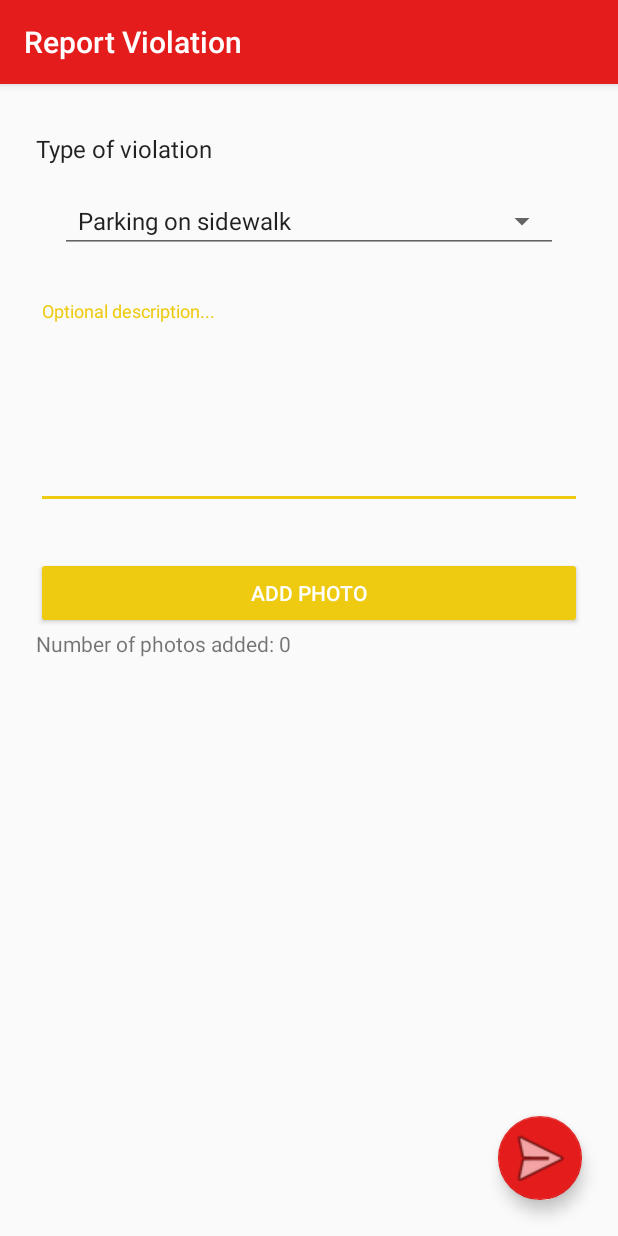
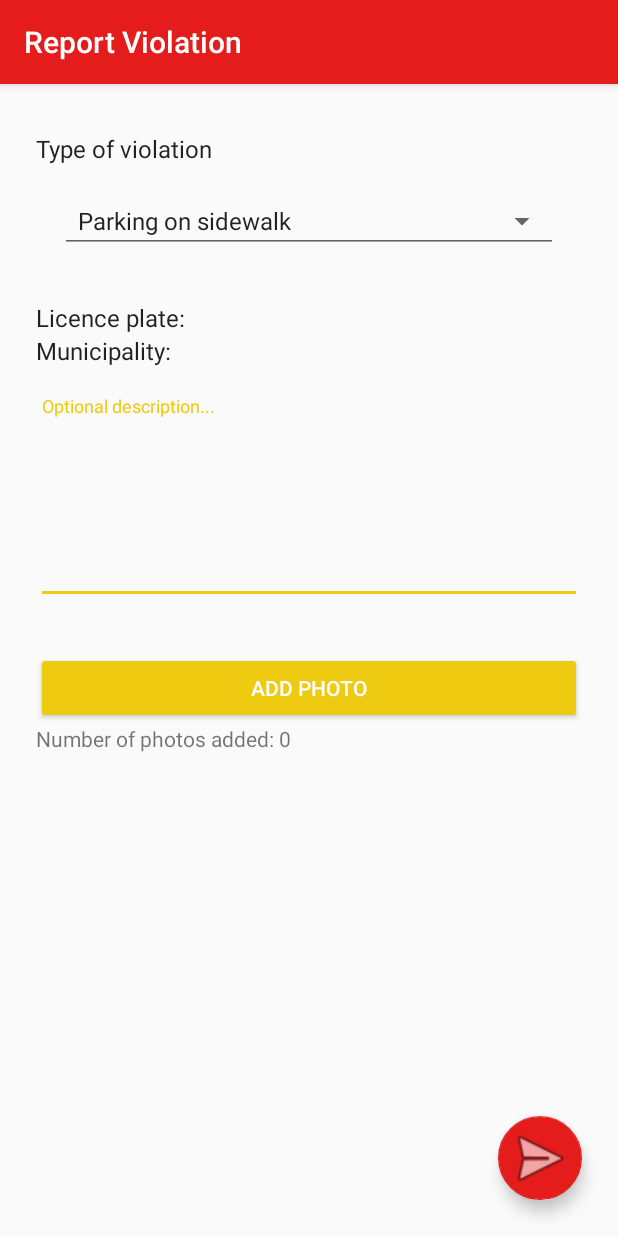
Before and after one commit to Marchingegno/SafeStreets-ingsw2019, an Android app: the ReportViolationActivity screen opened directly, with no data from a screen before it, on a phone screen of 412 x 824 dp. Run offline under Robolectric (Android 15) with nearby library versions, the phone set to English and light mode, and no system bars; our stand-ins replace ButterKnife, Firebase (no records; nobody signed in at launch, a user with empty details on screens opened directly); libraries missing offline, so code that uses them is left out: com.firebase.ui, pub.devrel.easypermissions; 4 statements that could not run were skipped.

Commit message:
add municipality and plate in ViolationReport view

```diff
--- a/Implementation/SafeStreetsApp/app/src/main/java/it/polimi/marcermarchiscianamotta/safestreets/util/ImageRecognition.java
+++ b/Implementation/SafeStreetsApp/app/src/main/java/it/polimi/marcermarchiscianamotta/safestreets/util/ImageRecognition.java
@@ -58,7 +58,7 @@ public class ImageRecognition {
 		lines = text.split(System.getProperty("line.separator"));
 
 		while (!found && i < lines.length) {
-			lines[i] = lines[i].replace('-', ' ').replace(" ", "");
+			lines[i] = lines[i].replace('-', ' ').replace(".", "").replace(" ", "");
 			Log.d(TAG, lines[i]);
 			found = lines[i].matches("[A-Z][A-Z][0-9][0-9][0-9][A-Z][A-Z](.)*");
 			i++;
--- a/Implementation/SafeStreetsApp/app/src/main/java/it/polimi/marcermarchiscianamotta/safestreets/util/MapManager.java
+++ b/Implementation/SafeStreetsApp/app/src/main/java/it/polimi/marcermarchiscianamotta/safestreets/util/MapManager.java
@@ -23,6 +23,7 @@ public class MapManager {
 	 * @return the name of the city where the location belongs.
 	 */
 	public static String getMunicipalityFromLocation(Context context, double latitude, double longitude) {
+		//TODO maybe is better to create a thread
 		Address result = null;
 		try{
 			result = new Geocoder(context).getFromLocation(latitude, longitude, 1).get(0);
--- a/Implementation/SafeStreetsApp/app/src/main/java/it/polimi/marcermarchiscianamotta/safestreets/util/ViolationEnum.java
+++ b/Implementation/SafeStreetsApp/app/src/main/java/it/polimi/marcermarchiscianamotta/safestreets/util/ViolationEnum.java
@@ -3,7 +3,15 @@ package it.polimi.marcermarchiscianamotta.safestreets.util;
 import androidx.annotation.NonNull;
 
 public enum ViolationEnum {
-	PARKING_OUTSIDE_THE_LINES("Parking outside the lines");
+	//TODO add more violations from https://en.wikipedia.org/wiki/Parking_violation
+	PARKING_OUTSIDE_THE_LINES("Parking outside the lines"),
+	PARKING_IN_A_PROHIBITED_SPACE("Parking in a prohibited space"),
+	PARKING_ON_A_SIDEWALK("Parking on a sidewalk"),
+	PARKING_TOO_CLOSE_AN_INTERSECTION("Parking too close an intersection"),
+	DOUBLE_PARKING("Double parking"),
+	PARKING_IN_A_HANDICAPPED_ZONE("Parking in a handicapped zone"),
+	PARKING_AT_A_PARKING_METER_WITHOUT_PAYING("Parking at a parking meter without paying"),
+	PARKING_IN_A_ZTL("Parking in a ZTL");
 
 	private String text;
 	ViolationEnum(String string){
--- a/Implementation/SafeStreetsApp/app/src/main/java/it/polimi/marcermarchiscianamotta/safestreets/view/ReportViolationActivity.java
+++ b/Implementation/SafeStreetsApp/app/src/main/java/it/polimi/marcermarchiscianamotta/safestreets/view/ReportViolationActivity.java
@@ -11,7 +11,6 @@ import android.provider.MediaStore;
 import android.util.Log;
 import android.view.View;
 import android.widget.EditText;
-import android.widget.ImageView;
 import android.widget.TextView;
 
 import androidx.annotation.NonNull;
@@ -57,8 +56,11 @@ public class ReportViolationActivity extends AppCompatActivity implements EasyPe
 	private ReportViolationManager reportViolationManager;
 	Uri currentPhotoPath;
 
-	@BindView(R.id.first_photo_view)
-	ImageView firstPhotoView;
+	@BindView(R.id.municipality_text_view)
+	TextView municipalityTextView;
+
+	@BindView(R.id.plate_text_view)
+	TextView plateTextView;
 
 	@BindView(R.id.report_violation_root)
 	View rootView;
@@ -209,6 +211,14 @@ public class ReportViolationActivity extends AppCompatActivity implements EasyPe
 		else
 			GeneralUtils.showSnackbar(rootView, "Before reporting, please complete all mandatory fields.");
 	}
+
+	public void setPlateText(String plate) {
+		plateTextView.setText("Licence plate: " + plate);
+	}
+
+	public void setMunicipalityText(String municipality) {
+		municipalityTextView.setText("Municipality:" + municipality);
+	}
 	//endregion
 
 
--- a/Implementation/SafeStreetsApp/app/src/main/res/layout/activity_report_violation.xml
+++ b/Implementation/SafeStreetsApp/app/src/main/res/layout/activity_report_violation.xml
@@ -46,6 +46,20 @@
                 android:entries="@array/type_violations"
                 android:spinnerMode="dropdown" />
 
+            <TextView
+                android:id="@+id/plate_text_view"
+                style="@style/Base.TextAppearance.AppCompat.Subhead"
+                android:layout_width="match_parent"
+                android:layout_height="wrap_content"
+                android:text="Licence plate:" />
+
+            <TextView
+                android:id="@+id/municipality_text_view"
+                style="@style/Base.TextAppearance.AppCompat.Subhead"
+                android:layout_width="match_parent"
+                android:layout_height="41dp"
+                android:text="Municipality: " />
+
             <com.google.android.material.textfield.TextInputLayout
                 android:layout_width="match_parent"
                 android:layout_height="wrap_content">
@@ -62,6 +76,17 @@
                     android:minHeight="128dp" />
             </com.google.android.material.textfield.TextInputLayout>
 
+            <HorizontalScrollView
+                android:layout_width="match_parent"
+                android:layout_height="match_parent">
+
+                <LinearLayout
+                    android:id="@+id/photo_linear_layout"
+                    android:layout_width="wrap_content"
+                    android:layout_height="wrap_content"
+                    android:orientation="horizontal" />
+            </HorizontalScrollView>
+
             <Button
                 android:id="@+id/report_violation_add_photo_temporary"
                 style="@style/Widget.AppCompat.Button.Colored"
@@ -69,27 +94,12 @@
                 android:layout_height="wrap_content"
                 android:text="Add photo" />
 
+
             <TextView
                 android:id="@+id/report_violation_number_of_photos_added"
                 android:layout_width="match_parent"
                 android:layout_height="wrap_content"
                 android:text="Number of photos added: 0" />
-
-            <LinearLayout
-                android:layout_width="match_parent"
-                android:layout_height="wrap_content"
-                android:orientation="horizontal">
-
-                <ImageView
-                    android:id="@+id/first_photo_view"
-                    android:layout_width="wrap_content"
-                    android:layout_height="150dp" />
-
-                <ImageView
-                    android:id="@+id/second_photo_view"
-                    android:layout_width="wrap_content"
-                    android:layout_height="150dp" />
-            </LinearLayout>
 
 
         </LinearLayout>
```
Also changed, not shown: Implementation/SafeStreetsApp/app/src/main/java/it/polimi/marcermarchiscianamotta/safestreets/controller/ReportViolationManager.java (+19 -16 lines), Implementation/SafeStreetsApp/app/src/main/java/it/polimi/marcermarchiscianamotta/safestreets/model/ViolationReport.java (+7 -12 lines), Implementation/SafeStreetsApp/app/src/main/java/it/polimi/marcermarchiscianamotta/safestreets/model/ViolationReportRepresentation.java (+7 -5 lines).
